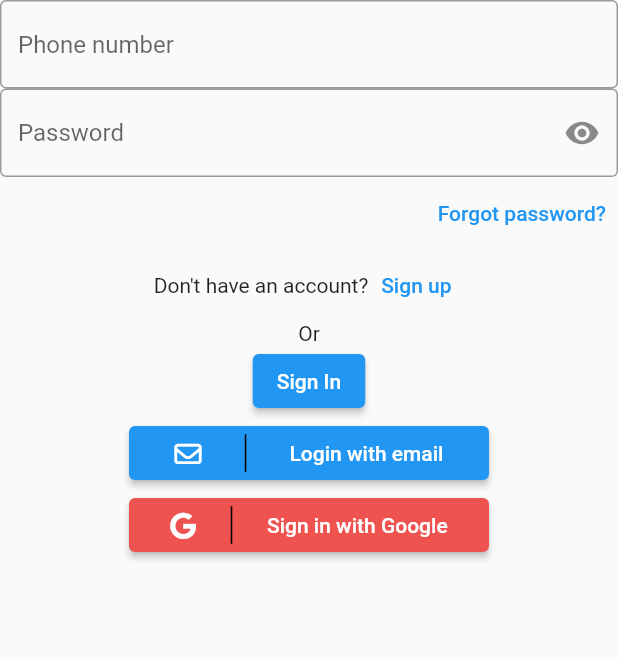
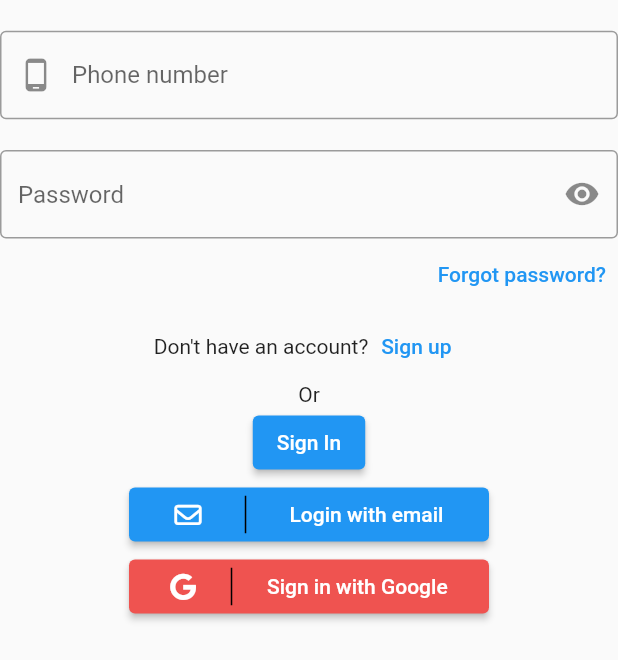
Before and after one commit to ngoctienUIT/ChatApp, a Flutter app: the screen it shows after launch, after a tap on an icon or button, on a phone screen of 412 x 824 dp. Shown: the top 660 px of the screen. Run offline on Flutter 3.47's test engine with Material 2 defaults, Android fonts, the phone set to English and light mode, and no system bars; our stand-ins replace firebase_auth, firebase_core, font_awesome_flutter, get; accounts and stored records are empty.

Commit message:
email, phone validate on quit focus; press outside to quit focus

```diff
--- a/lib/auth/controllers/controllers.dart
+++ b/lib/auth/controllers/controllers.dart
@@ -6,4 +6,8 @@ class SignInController extends GetxController {
 
   var usingEmail = true.obs;
   var phoneNumber = ''.obs;
+
+  validate(){
+
+  }
 }
--- a/lib/auth/screens/sign_in.dart
+++ b/lib/auth/screens/sign_in.dart
@@ -14,7 +14,10 @@ class SignIn extends StatelessWidget {
 
   @override
   Widget build(BuildContext context) {
-    return Scaffold(
+    return GestureDetector(
+        onTap: () => FocusManager.instance.primaryFocus?.unfocus(),
+        onVerticalDragEnd: (DragEndDetails details) => FocusManager.instance.primaryFocus?.unfocus(),
+        child: Scaffold(
             resizeToAvoidBottomInset: false,
             body: Column(children: [
               const _UserIdInput(),
@@ -31,7 +34,7 @@ class SignIn extends StatelessWidget {
               const _SignInButton(),
               const _SwitchSignInMethodButton(),
               const GoogleButton()
-        ]));
+            ])));
   }
 }
 
@@ -79,6 +82,6 @@ class _UserIdInput extends StatelessWidget {
 
   @override
   Widget build(BuildContext context) {
-    return Obx(() => SignInController.inst.usingEmail.value ? EmailInput() : PhoneNumberInput());
+    return SizedBox(height: 100, child: Center(child: Obx(() => SignInController.inst.usingEmail.value ? EmailInput() : const PhoneNumberInput())));
   }
 }
--- a/lib/auth/widgets/email_input.dart
+++ b/lib/auth/widgets/email_input.dart
@@ -1,28 +1,5 @@
 import 'package:flutter/material.dart';
 import 'package:flutter/services.dart';
-
-// TODO
-// styling widget
-// un-highlight border when keyboard get exited
-// validate
-class EmailInput extends StatelessWidget {
-  EmailInput({super.key});
-  final TextEditingController controller = TextEditingController();
-  @override
-  Widget build(BuildContext context) {
-    return TextField(
-      controller: controller,
-      decoration: const InputDecoration(
-        hintText: 'Email',
-        border: OutlineInputBorder(),
-        prefixIcon: Icon(Icons.email),
-      ),
-      keyboardType: TextInputType.emailAddress,
-      autofillHints: const [AutofillHints.email],
-      inputFormatters: [FilteringTextInputFormatter.deny(RegExp(r'\s'))],
-    );
-  }
-}
 
 //SignInMethod _signInMethod;
 // final _emailRegex = RegExp(r'^[\w-\.]+@([\w-]+\.)+[\w-]{2,4}$');
@@ -33,3 +10,43 @@ class EmailInput extends StatelessWidget {
 //       // check email
 //       // if (!_emailRegex.hasMatch(_userIdController.text)) {
 //       //   // make alert on user id field
+
+// TODO
+// styling widget
+// validate
+class EmailInput extends StatefulWidget {
+  const EmailInput({Key? key}) : super(key: key);
+  static final RegExp emailRegex = RegExp(r'^[\w-\.]+@([\w-]+\.)+[\w-]{2,4}$');
+  @override
+  State<EmailInput> createState() => _EmailInputState();
+}
+
+class _EmailInputState extends State<EmailInput> {
+  bool isOnFocus = false;
+  @override
+  Widget build(BuildContext context) {
+    return FocusScope(
+        onFocusChange: (value) {
+          setState(() {
+            isOnFocus = !isOnFocus;
+          });
+        },
+        child: Form(
+            autovalidateMode: AutovalidateMode.onUserInteraction,
+            child: TextFormField(
+              // On end editing: which happen when user un focus the field
+              validator: (value) {
+                if ((!isOnFocus) && (!EmailInput.emailRegex.hasMatch(value!))) {
+                  // validate here
+                  return 'Invalid email!';
+                }
+
+                return null;
+              },
+              decoration: const InputDecoration(border: OutlineInputBorder(), prefixIcon: Icon(Icons.email), labelText: 'Email'),
+              keyboardType: TextInputType.emailAddress,
+              autofillHints: const [AutofillHints.email],
+              inputFormatters: [FilteringTextInputFormatter.deny(RegExp(r'\s'))],
+            )));
+  }
+}
--- a/lib/auth/widgets/password_input.dart
+++ b/lib/auth/widgets/password_input.dart
@@ -2,7 +2,6 @@ import 'package:flutter/material.dart';
 
 // TODO:
 // styling widget
-// un-highlight border when keyboard get exited
 // format input
 // validate
 class PasswordTextField extends StatefulWidget {
--- a/lib/auth/widgets/phone_number_input.dart
+++ b/lib/auth/widgets/phone_number_input.dart
@@ -4,17 +4,38 @@ import 'package:flutter/services.dart';
 
 // TODO
 // styling widget
-class PhoneNumberInput extends StatelessWidget {
+class PhoneNumberInput extends StatefulWidget {
   const PhoneNumberInput({Key? key}) : super(key: key);
+
+  @override
+  State<PhoneNumberInput> createState() => _PhoneNumberInputState();
+}
+
+class _PhoneNumberInputState extends State<PhoneNumberInput> {
+  bool isOnFocus = false;
   @override
   Widget build(BuildContext context) {
-    return TextField(
-      onChanged: (value) {
-        if (value.length == 10){
-          SignInController.inst.phoneNumber(value);
+    return FocusScope(
+        onFocusChange: (value) {
+          setState(() {
+            isOnFocus = !isOnFocus;
+          });
+        },
+        child: Form(
+            autovalidateMode: AutovalidateMode.onUserInteraction,
+            child: TextFormField(
+              // On end editing: which happen when user un focus the field
+              validator: (value) {
+                if ((!isOnFocus) && (value!.length < 10)) {
+                  return 'Phone number must be 10 digits';
                 }
+                return null;
               },
-      decoration: const InputDecoration(hintText: 'Phone number', border: OutlineInputBorder()),
+              decoration: const InputDecoration(
+                  //hintText: 'Phone number',
+                  border: OutlineInputBorder(),
+                  prefixIcon: Icon(Icons.phone_android),
+                  labelText: 'Phone number'),
               keyboardType: TextInputType.phone,
               autofillHints: const [AutofillHints.telephoneNumber],
               // 10 digits phone number constraint
@@ -22,6 +43,6 @@ class PhoneNumberInput extends StatelessWidget {
                 FilteringTextInputFormatter.digitsOnly,
                 LengthLimitingTextInputFormatter(10),
               ],
-    );
+            )));
   }
 }
```
Lines whose indentation alone changed are shown as unchanged.
